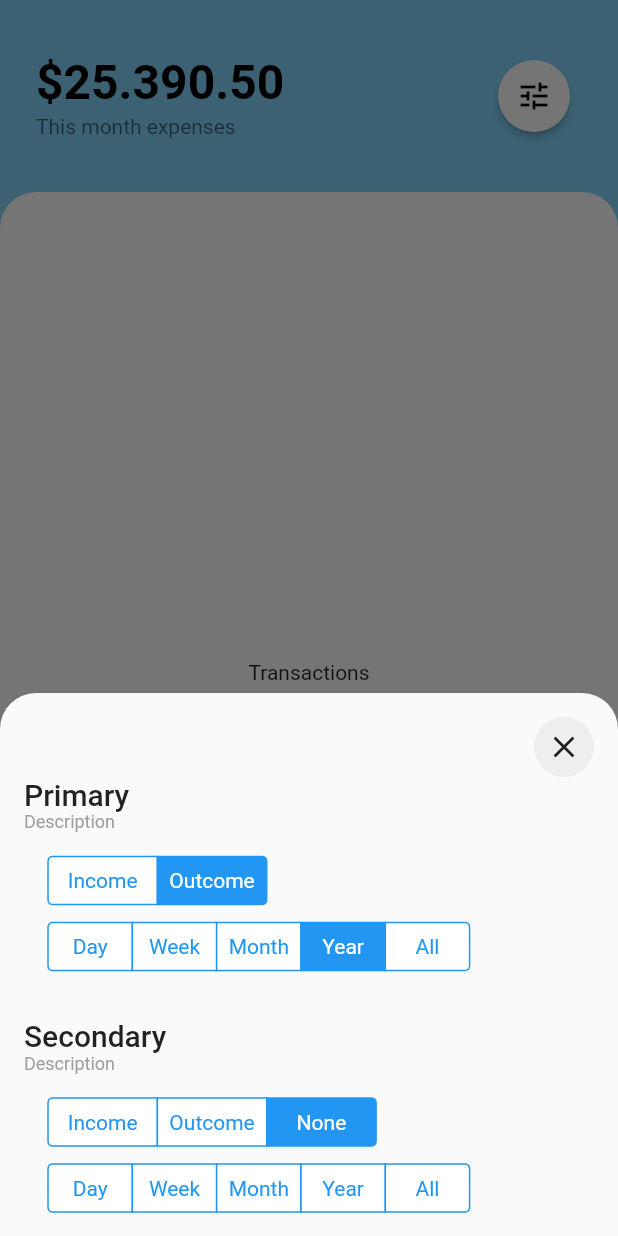
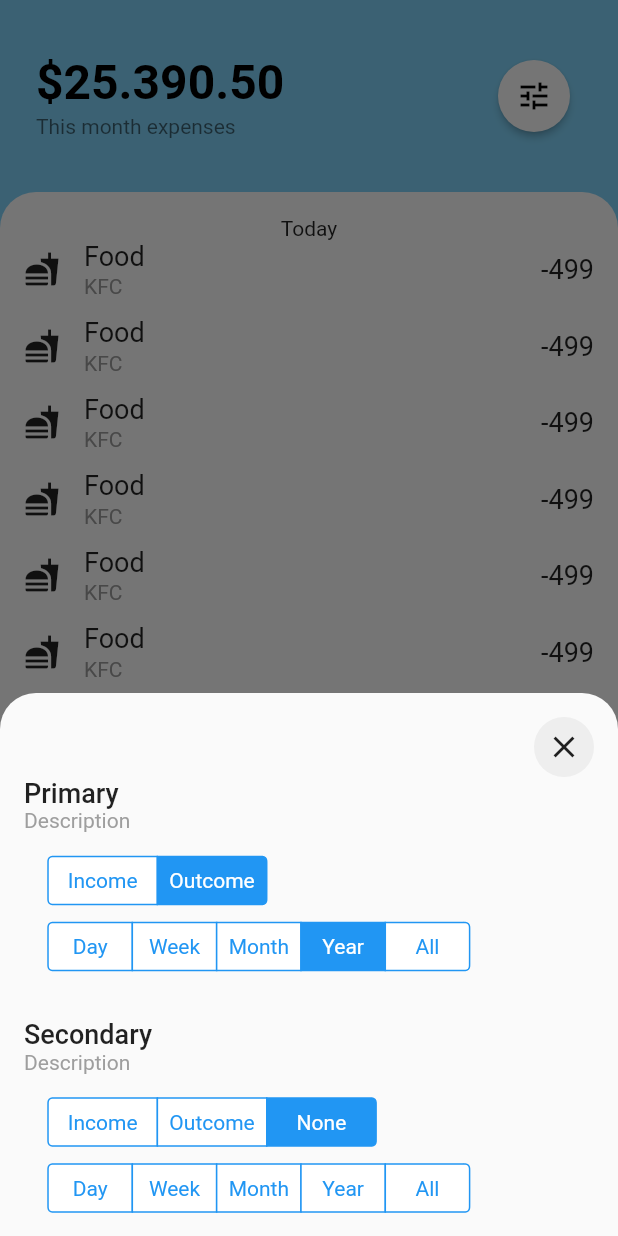
Before and after one commit to SIKV/MoneyManager, a Flutter app: the screen it shows after launch, after a tap on the "tune" icon, on a phone screen of 412 x 824 dp. Run offline on Flutter 3.47's test engine with Material 2 defaults, Android fonts, the phone set to English and light mode, and no system bars.

Commit message:
Add transaction list item widget

```diff
--- a/lib/theme/spacings.dart
+++ b/lib/theme/spacings.dart
@@ -1,5 +1,6 @@
 /// Do not use for [borderRadius].
 class Spacings {
+  static const double half = 2;
   static const double one = 4;
   static const double two = 8;
   static const double three = 12;
--- a/lib/theme/theme.dart
+++ b/lib/theme/theme.dart
@@ -5,14 +5,31 @@ enum AppTheme {
 }
 
 class TextStyles {
-  static const TextStyle title1 = TextStyle(
-    fontSize: 20,
+  static const TextStyle titleNormal = TextStyle(
+    fontSize: 18,
     fontWeight: FontWeight.w500,
   );
 
-  static const TextStyle subtitle1 = TextStyle(
-    fontSize: 12,
+  static const TextStyle itemNormal = TextStyle(
+    fontSize: 18,
+    fontWeight: FontWeight.normal,
+  );
+
+  static const TextStyle itemSectionNormal = TextStyle(
+  );
+
+  static const TextStyle subtitleNormal = TextStyle(
+    fontSize: 14,
     color: Colors.grey,
+  );
+
+  static const TextStyle income = TextStyle(
+    fontSize: 18,
+    color: Colors.green,
+  );
+
+  static const TextStyle outcome = TextStyle(
+    fontSize: 18,
   );
 }
 
--- /dev/null
+++ b/lib/ui/transaction_item.dart
@@ -0,0 +1,68 @@
+import 'package:flutter/material.dart';
+
+import '../theme/spacings.dart';
+import '../theme/theme.dart';
+
+enum TransactionItemType {
+  income, outcome
+}
+
+class TransactionItem extends StatelessWidget {
+  final TransactionItemType type;
+  final IconData icon;
+  final String title;
+  final String? subtitle;
+  final double amount;
+  final VoidCallback onPressed;
+
+  const TransactionItem({
+    Key? key,
+    required this.type,
+    required this.icon,
+    required this.title,
+    this.subtitle,
+    required this.amount,
+    required this.onPressed,
+  }) : super(key: key);
+
+  @override
+  Widget build(BuildContext context) {
+    String amountString;
+    TextStyle amountStyle;
+
+    switch (type) {
+      case TransactionItemType.income:
+        amountString = amount.toInt().toString(); // TODO Add formatting.
+        amountStyle = TextStyles.income;
+        break;
+      case TransactionItemType.outcome:
+        amountString = '-${amount.toInt()}'; // TODO Add formatting.
+        amountStyle = TextStyles.outcome;
+        break;
+    }
+
+    return Row(
+      mainAxisAlignment: MainAxisAlignment.start,
+      children: [
+        Icon(icon),
+        const SizedBox(width: Spacings.four),
+        Column(
+          crossAxisAlignment: CrossAxisAlignment.start,
+          children: [
+            Text(title,
+              style: TextStyles.itemNormal,
+            ),
+            const SizedBox(height: Spacings.half),
+            if (subtitle != null) Text(subtitle!,
+              style: TextStyles.subtitleNormal,
+            ),
+          ],
+        ),
+        const Spacer(),
+        Text(amountString,
+          style: amountStyle,
+        ),
+      ],
+    );
+  }
+}
--- a/lib/ui/transactions_header_settings.dart
+++ b/lib/ui/transactions_header_settings.dart
@@ -24,10 +24,10 @@ class TransactionsHeaderSettings extends StatelessWidget {
             ),
           ),
           const Text("Primary",
-            style: TextStyles.title1,
+            style: TextStyles.titleNormal,
           ),
           const Text("Description",
-            style: TextStyles.subtitle1,
+            style: TextStyles.subtitleNormal,
           ),
           const SizedBox(
             height: Spacings.four,
@@ -50,10 +50,10 @@ class TransactionsHeaderSettings extends StatelessWidget {
             height: Spacings.six,
           ),
           const Text("Secondary",
-            style: TextStyles.title1,
+            style: TextStyles.titleNormal,
           ),
           const Text("Description",
-            style: TextStyles.subtitle1,
+            style: TextStyles.subtitleNormal,
           ),
           const SizedBox(
             height: Spacings.four,
--- a/lib/ui/transactions_page.dart
+++ b/lib/ui/transactions_page.dart
@@ -1,5 +1,8 @@
 import 'package:flutter/material.dart';
+import 'package:moneymanager/ui/transaction_item.dart';
 
+import '../theme/spacings.dart';
+import '../theme/theme.dart';
 import 'header_content_page.dart';
 import 'transactions_header_settings.dart';
 
@@ -22,8 +25,34 @@ class TransactionsPage extends StatelessWidget {
           },
         );
       },
-      content: const Center(
-        child: Text('Transactions'),
+      content: ListView.builder(
+        itemCount: 25,
+        padding: const EdgeInsets.all(Spacings.four),
+        itemBuilder: (context, index) {
+          return (index % 10 != 0) ? _item() : _sectionItem();
+        },
+      ),
+    );
+  }
+
+  Widget _item() {
+    return Padding(
+      padding: const EdgeInsets.only(bottom: Spacings.three),
+      child: TransactionItem(
+        type: TransactionItemType.outcome,
+        icon: Icons.fastfood,
+        title: 'Food',
+        subtitle: 'KFC',
+        amount: 499,
+        onPressed: () {},
+      ),
+    );
+  }
+
+  Widget _sectionItem() {
+    return const Center(
+      child: Text('Today',
+        style: TextStyles.itemSectionNormal,
       ),
     );
   }
```
